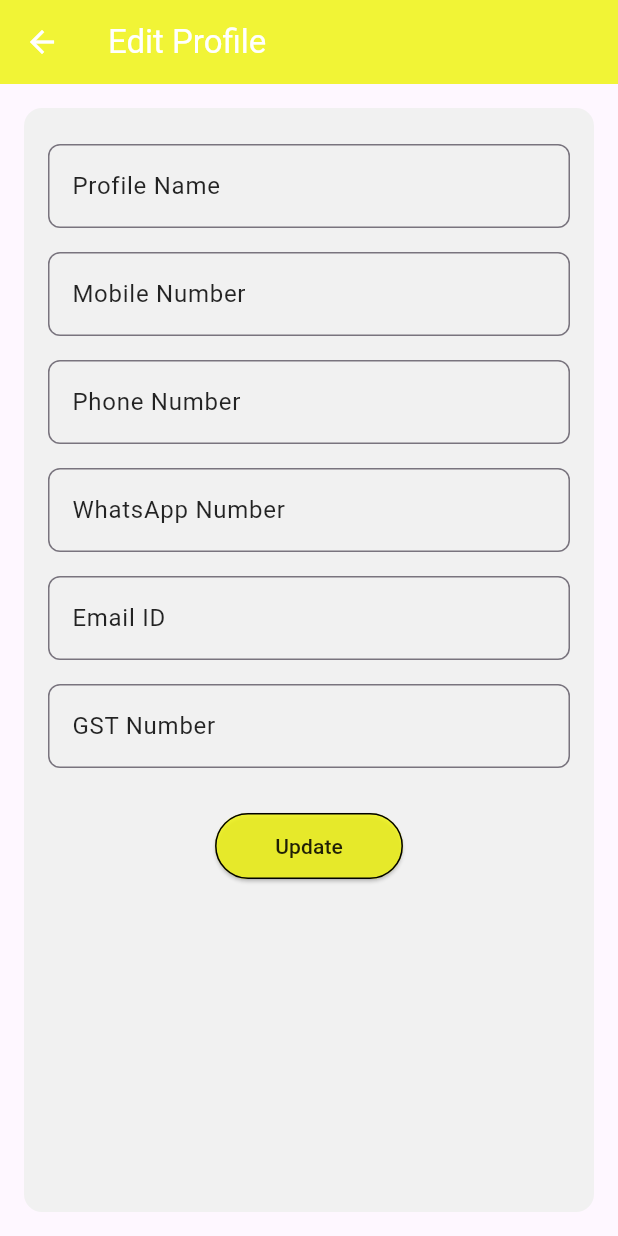
After one commit to Manthan-121/jewelers_cat_app, a Flutter app: the HomeScreen screen opened by its route, item 2 of the bottom bar chosen, after a tap on the "edit" icon, on a phone screen of 412 x 824 dp. The commit adds this screen. Run offline on Flutter 3.47's test engine with Material 3 defaults, Android fonts, the phone set to English and light mode, and no system bars.

Commit message:
profile page completed

```diff
--- a/lib/main.dart
+++ b/lib/main.dart
@@ -1,5 +1,9 @@
 import 'package:flutter/material.dart';
 import 'screen/splash_screen.dart';
+import 'screen/dashboard_screen.dart';
+import 'screen/profile_screen.dart';
+// import 'screen/wishlist_screen.dart';
+// import 'screen/cart_screen.dart';
 import 'utils/colors.dart';
 
 void main() {
@@ -12,9 +16,20 @@ class MyApp extends StatelessWidget {
     return MaterialApp(
       debugShowCheckedModeBanner: false,
       title: "Jewelers App",
+
+      // 🔹 App start point
+      initialRoute: "/",
+      routes: {
+        "/": (context) => SplashScreen(), // default start
+        "/home": (context) => HomeScreen(),
+        "/profile": (context) => ProfileScreen(),
+        // "/wishlist": (context) => WishlistScreen(),
+        // "/cart": (context) => CartScreen(),
+      },
+
       theme: ThemeData(
-        primaryColor: AppColors.primary, // your orange
-        // 🔹 TextField Theme
+        primaryColor: AppColors.primary,
+
         inputDecorationTheme: InputDecorationTheme(
           border: OutlineInputBorder(borderRadius: BorderRadius.circular(12)),
           focusedBorder: OutlineInputBorder(
@@ -24,15 +39,15 @@ class MyApp extends StatelessWidget {
           labelStyle: TextStyle(color: const Color.fromARGB(218, 0, 0, 0)),
         ),
 
-        // 🔹 Cursor (text caret) color
         textSelectionTheme: TextSelectionThemeData(
-          cursorColor: AppColors.primary, // orange cursor
+          cursorColor: AppColors.primary,
         ),
 
         appBarTheme: AppBarTheme(
           backgroundColor: AppColors.primary,
           foregroundColor: Colors.white,
         ),
+
         elevatedButtonTheme: ElevatedButtonThemeData(
           style: ElevatedButton.styleFrom(
             backgroundColor: AppColors.primary,
@@ -43,7 +58,6 @@ class MyApp extends StatelessWidget {
           ),
         ),
       ),
-      home: SplashScreen(),
     );
   }
 }
--- a/lib/screen/dashboard_screen.dart
+++ b/lib/screen/dashboard_screen.dart
@@ -2,6 +2,7 @@ import 'package:flutter/material.dart';
 import '../widgets/dash_card.dart';
 import '../widgets/footer_menu.dart';
 import '../utils/colors.dart';
+import 'profile_screen.dart';
 
 class HomeScreen extends StatefulWidget {
   @override
@@ -15,6 +16,16 @@ class _HomeScreenState extends State<HomeScreen> {
     setState(() {
       _selectedIndex = index;
     });
+
+    if (index == 1) {
+      // 🔹 Open Profile
+      Navigator.pushReplacement(
+        context,
+        MaterialPageRoute(builder: (context) => const ProfileScreen()),
+      );
+    }
+    // else if (index == 2) { open wishlist }
+    // else if (index == 3) { open cart }
   }
 
   @override
--- /dev/null
+++ b/lib/screen/edit_profile_screen.dart
@@ -0,0 +1,67 @@
+import 'package:flutter/material.dart';
+import '../utils/colors.dart';
+
+class EditProfileScreen extends StatelessWidget {
+  const EditProfileScreen({Key? key}) : super(key: key);
+
+  @override
+  Widget build(BuildContext context) {
+    return Scaffold(
+      appBar: AppBar(
+        title: const Text("Edit Profile"),
+        backgroundColor: AppColors.primary,
+      ),
+      body: Padding(
+        padding: const EdgeInsets.all(16.0),
+        child: Container(
+          padding: const EdgeInsets.all(16),
+          decoration: BoxDecoration(
+            color: const Color.fromARGB(255, 241, 241, 241),
+            borderRadius: BorderRadius.circular(12),
+          ),
+          child: Column(
+            children: [
+              buildTextField("Profile Name"),
+              buildTextField("Mobile Number"),
+              buildTextField("Phone Number"),
+              buildTextField("WhatsApp Number"),
+              buildTextField("Email ID"),
+              buildTextField("GST Number"),
+              const SizedBox(height: 20),
+              ElevatedButton(
+                onPressed: () {
+                  // 🔹 Save/update logic here
+                  Navigator.pop(context);
+                },
+                style: ElevatedButton.styleFrom(
+                  backgroundColor: AppColors.primary,
+                  shape: RoundedRectangleBorder(
+                    borderRadius: BorderRadius.circular(30),
+                    side: const BorderSide(color: Colors.black),
+                  ),
+                  padding: const EdgeInsets.symmetric(
+                    horizontal: 40,
+                    vertical: 12,
+                  ),
+                ),
+                child: const Text("Update"),
+              ),
+            ],
+          ),
+        ),
+      ),
+    );
+  }
+
+  Widget buildTextField(String label) {
+    return Padding(
+      padding: const EdgeInsets.symmetric(vertical: 8.0),
+      child: TextField(
+        decoration: InputDecoration(
+          labelText: label,
+          border: OutlineInputBorder(borderRadius: BorderRadius.circular(8)),
+        ),
+      ),
+    );
+  }
+}
--- /dev/null
+++ b/lib/screen/profile_screen.dart
@@ -0,0 +1,151 @@
+import 'package:flutter/material.dart';
+import '../utils/colors.dart';
+import '../widgets/footer_menu.dart';
+import 'edit_profile_screen.dart';
+
+class ProfileScreen extends StatefulWidget {
+  const ProfileScreen({Key? key}) : super(key: key);
+
+  @override
+  State<ProfileScreen> createState() => _ProfileScreenState();
+}
+
+class _ProfileScreenState extends State<ProfileScreen> {
+  int _selectedIndex = 1; // 🔹 Profile tab active
+
+  void _onTabTapped(int index) {
+    setState(() {
+      _selectedIndex = index;
+
+      // 🔹 Navigation based on index
+      if (index == 0) {
+        Navigator.pushReplacementNamed(context, "/home");
+      } else if (index == 1) {
+        // Already on profile
+      } else if (index == 2) {
+        Navigator.pushReplacementNamed(context, "/wishlist");
+      } else if (index == 3) {
+        Navigator.pushReplacementNamed(context, "/cart");
+      }
+    });
+  }
+
+  @override
+  Widget build(BuildContext context) {
+    return Scaffold(
+      appBar: AppBar(
+        automaticallyImplyLeading: false,
+        backgroundColor: AppColors.primary,
+        title: Row(
+          children: [
+            CircleAvatar(
+              backgroundImage: AssetImage("assets/images/app_icon.png"),
+            ),
+            const SizedBox(width: 10),
+            const Text("Application Name"),
+          ],
+        ),
+        actions: const [
+          Icon(Icons.favorite, color: Colors.white),
+          SizedBox(width: 12),
+          Icon(Icons.shopping_cart, color: Colors.white),
+          SizedBox(width: 12),
+        ],
+      ),
+
+      body: ListView(
+        children: [
+          // 🔹 Profile Header
+          Container(
+            padding: const EdgeInsets.all(16),
+            color: Colors.white,
+            child: Row(
+              children: [
+                const CircleAvatar(
+                  radius: 30,
+                  backgroundImage: AssetImage("assets/images/app_icon.png"),
+                ),
+                const SizedBox(width: 16),
+                Expanded(
+                  child: Column(
+                    crossAxisAlignment: CrossAxisAlignment.start,
+                    children: const [
+                      Text(
+                        "User Name",
+                        style: TextStyle(
+                          fontSize: 16,
+                          fontWeight: FontWeight.bold,
+                        ),
+                      ),
+                      SizedBox(height: 4),
+                      Text("📞 1234567890"),
+                      Text("✉️ useremail@example.com"),
+                    ],
+                  ),
+                ),
+                IconButton(
+                  icon: const Icon(Icons.edit, color: Colors.black54),
+                  onPressed: () {
+                    Navigator.push(
+                      context,
+                      MaterialPageRoute(
+                        builder: (context) => const EditProfileScreen(),
+                      ),
+                    );
+                  },
+                ),
+              ],
+            ),
+          ),
+
+          const Divider(),
+
+          // 🔹 Account Section
+          sectionTitle("Account"),
+          buildListTile(Icons.shopping_bag, "My Order"),
+          buildListTile(Icons.phone, "Contact Us"),
+          buildListTile(Icons.logout, "Logout"),
+
+          const Divider(),
+
+          // 🔹 Policy Section
+          sectionTitle("Policy"),
+          buildListTile(Icons.lightbulb_outline, "Terms & Condition"),
+          buildListTile(Icons.security, "Privacy Policy"),
+          buildListTile(Icons.shopping_bag_outlined, "Return Policy"),
+        ],
+      ),
+
+      // 🔹 Footer Menu
+      bottomNavigationBar: FooterMenu(
+        selectedIndex: _selectedIndex,
+        onTap: _onTabTapped,
+      ),
+    );
+  }
+
+  // 🔹 Reusable Section Title
+  Widget sectionTitle(String title) {
+    return Container(
+      width: double.infinity,
+      color: AppColors.primary,
+      padding: const EdgeInsets.all(8),
+      child: Text(
+        title,
+        style: const TextStyle(color: Colors.white, fontSize: 16),
+      ),
+    );
+  }
+
+  // 🔹 Reusable List Tile
+  Widget buildListTile(IconData icon, String title) {
+    return ListTile(
+      leading: Icon(icon, color: Colors.black87),
+      title: Text(title),
+      trailing: const Icon(Icons.arrow_forward_ios, size: 16),
+      onTap: () {
+        // 🔹 Navigation logic here
+      },
+    );
+  }
+}
--- a/lib/screen/verify_otp_screen.dart
+++ b/lib/screen/verify_otp_screen.dart
@@ -1,5 +1,4 @@
 import 'package:flutter/material.dart';
-import '../utils/colors.dart';
 import 'dashboard_screen.dart';
 
 class VerifyOtpScreen extends StatefulWidget {
--- a/lib/widgets/footer_menu.dart
+++ b/lib/widgets/footer_menu.dart
@@ -6,15 +6,17 @@ class FooterMenu extends StatelessWidget {
   final Function(int) onTap;
 
   const FooterMenu({Key? key, required this.selectedIndex, required this.onTap})
-      : super(key: key);
+    : super(key: key);
 
   @override
   Widget build(BuildContext context) {
     return BottomNavigationBar(
+      type: BottomNavigationBarType.fixed, // 🔹 All items visible
+      backgroundColor: Colors.white, // 🔹 White footer background
       currentIndex: selectedIndex,
       onTap: onTap,
       selectedItemColor: AppColors.primary,
-      unselectedItemColor: Colors.grey,
+      unselectedItemColor: Colors.black54,
       items: const [
         BottomNavigationBarItem(icon: Icon(Icons.home), label: "Home"),
         BottomNavigationBarItem(icon: Icon(Icons.person), label: "Profile"),
```
